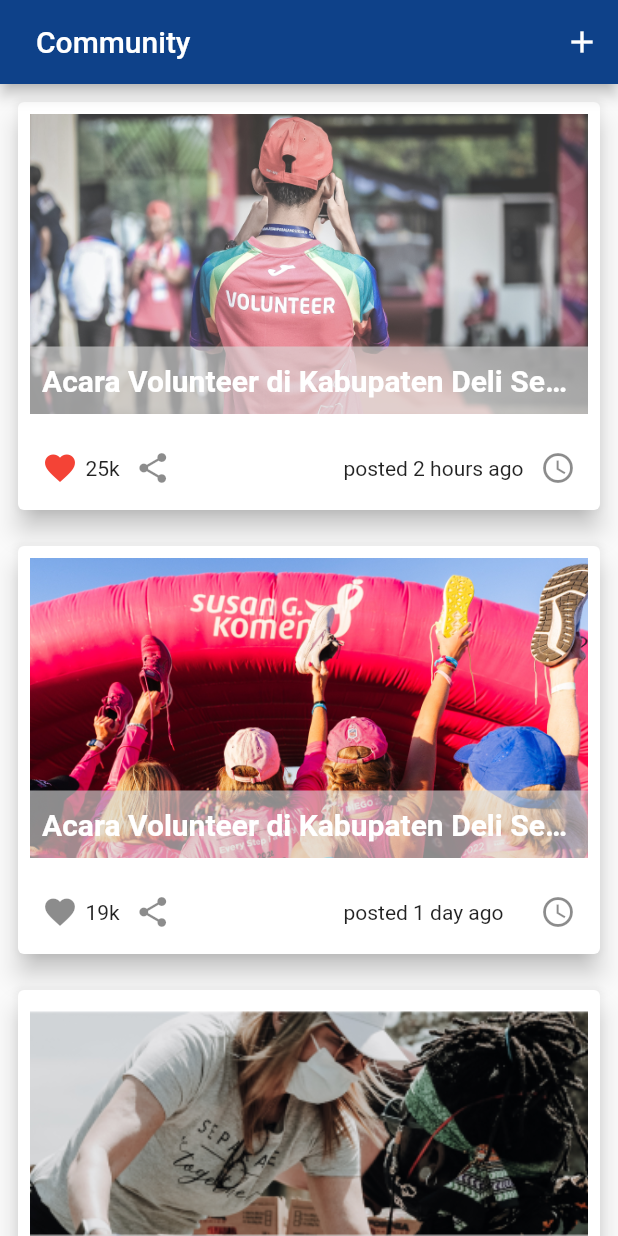
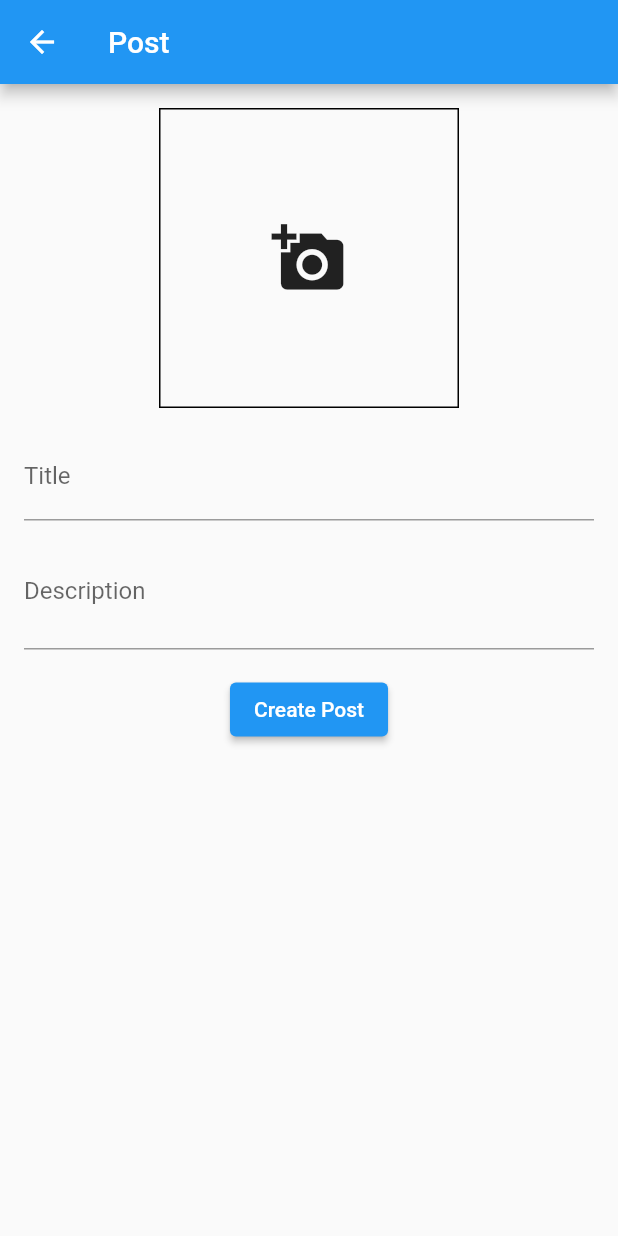
Before and after one commit to JuliannLee/Eyes-Up, a Flutter app: the CommunityVolu screen opened directly, after a tap on the "add" icon, on a phone screen of 412 x 824 dp. Run offline on Flutter 3.47's test engine with Material 2 defaults, Android fonts, the phone set to English and light mode, and no system bars; our stand-ins replace audioplayers, camera, flutter_svg, flutter_vector_icons, font_awesome_flutter, get and 3 more; missing offline and left inert: language_picker; accounts and stored records are empty.

Commit message:
tambah backend community volunteer

```diff
--- a/lib/view/community.volun.dart
+++ b/lib/view/community.volun.dart
@@ -1,253 +1,224 @@
-// ignore_for_file: use_key_in_widget_constructors
+import 'dart:io';
+import 'dart:convert';
+import 'package:flutter/material.dart';
+import 'package:image_picker/image_picker.dart';
+import 'package:shared_preferences/shared_preferences.dart';
 
-import 'package:flutter/material.dart';
-import 'package:p01/utils/global.colors.dart';
+class CommunityVolu extends StatefulWidget {
+  const CommunityVolu({Key? key}) : super(key: key);
 
-class CommunityVolu extends StatelessWidget {
+  @override
+  _CommunityVoluState createState() => _CommunityVoluState();
+}
+
+class _CommunityVoluState extends State<CommunityVolu> {
+  List<Map<String, dynamic>> posts = [];
+
+  @override
+  void initState() {
+    super.initState();
+    loadPostData();
+  }
+
+  @override
+  void didChangeDependencies() {
+    super.didChangeDependencies();
+    // Reload post data when the screen is resumed (e.g., when returning from Posting)
+    loadPostData();
+  }
+
+  Future<void> loadPostData() async {
+    final prefs = await SharedPreferences.getInstance();
+    final jsonData = prefs.getString('posts');
+
+    if (jsonData != null) {
+      final List<dynamic> dataList = json.decode(jsonData);
+
+      final List<Map<String, dynamic>> loadedPosts = dataList
+          .map((data) {
+            if (data['image'] is String) {
+              data['image'] = File(data['image']);
+            }
+            return Map<String, dynamic>.from(data);
+          })
+          .cast<Map<String, dynamic>>()
+          .toList();
+
+      setState(() {
+        posts = loadedPosts;
+      });
+    }
+  }
+
+  Future<void> savePostData() async {
+    final prefs = await SharedPreferences.getInstance();
+    final List<Map<String, dynamic>> dataToSave = posts.map((post) {
+      if (post['image'] != null && post['image'] is File) {
+        post['image'] = (post['image'] as File).path;
+      }
+      return post;
+    }).toList();
+    final jsonData = json.encode(dataToSave);
+    await prefs.setString('posts', jsonData);
+  }
+
   @override
   Widget build(BuildContext context) {
     return Scaffold(
       appBar: AppBar(
-          backgroundColor: GlobalColors.mainColor,
-          title: Container(
-            padding: const EdgeInsets.all(8),
-            child: const Text('Community'),
+        title: Text('Community'),
+        backgroundColor: Colors.blue,
       ),
-          actions: [
-            IconButton(onPressed: (() {}), icon: const Icon(Icons.add))
-          ],
+      body: posts.isEmpty
+          ? Center(
+              child: Text(
+                'No posts to display',
+                style: TextStyle(
+                  fontSize: 18,
+                  fontWeight: FontWeight.bold,
                 ),
-        body: SingleChildScrollView(
-            child: SafeArea(
+              ),
+            )
+          : ListView.builder(
+              itemCount: posts.length,
+              itemBuilder: (context, index) {
+                final post = posts[index];
+                final image = post['image'];
+                final title = post['title'];
+                final description = post['description'];
+
+                if (image != null && image is File) {
+                  return Padding(
+                    padding: const EdgeInsets.all(8.0),
+                    child: Card(
                       child: Column(
-          mainAxisAlignment: MainAxisAlignment.start,
                         children: [
+                          Image.file(image),
+                          if (title != null && title.isNotEmpty)
                             Padding(
                               padding: const EdgeInsets.all(8.0),
-              child: Card(
-                elevation: 7,
-                child: Column(
-                  crossAxisAlignment: CrossAxisAlignment.start,
-                  children: [
-                    Padding(
-                        padding: const EdgeInsets.all(8.0),
-                        child: Stack(
-                          alignment: Alignment.bottomLeft,
-                          clipBehavior: Clip.antiAlias,
-                          children: [
-                            Container(
-                              width: double.infinity,
-                              height: 200,
-                              decoration: const BoxDecoration(
-                                image: DecorationImage(
-                                  image: AssetImage('assets/images/thumb1.png'),
-                                  fit: BoxFit.cover,
+                              child: Text(
+                                title,
+                                style: TextStyle(
+                                  fontSize: 18,
+                                  fontWeight: FontWeight.bold,
                                 ),
                               ),
                             ),
-                            Container(
-                              alignment: Alignment.centerLeft,
-                              width: double.infinity,
-                              height: 45,
-                              color: const Color.fromARGB(161, 217, 217, 217),
-                              child: const Padding(
-                                padding: EdgeInsets.all(8.0),
-                                child: Text(
-                                  overflow: TextOverflow.ellipsis,
-                                  'Acara Volunteer di Kabupaten Deli Serdang',
-                                  style: TextStyle(
-                                      fontWeight: FontWeight.bold,
-                                      fontSize: 20,
-                                      color:
-                                          Color.fromARGB(255, 255, 255, 255)),
+                          if (description != null && description.isNotEmpty)
+                            Padding(
+                              padding: const EdgeInsets.all(8.0),
+                              child: Text(description),
                             ),
-                              ),
-                            )
-                          ],
-                        )),
-                    ListTile(
-                      leading: SizedBox(
-                        width: 100,
-                        child: Row(
-                          children: const [
-                            Icon(
-                              Icons.favorite,
-                              color: Colors.red,
-                            ),
-                            SizedBox(
-                              width: 5,
-                            ),
-                            Text("25k"),
-                            SizedBox(
-                              width: 10,
-                            ),
-                            Icon(Icons.share),
                         ],
                       ),
                     ),
-                      trailing: SizedBox(
-                          width: 155,
-                          child: Row(
-                            mainAxisAlignment: MainAxisAlignment.spaceBetween,
-                            children: const [
-                              Text("posted 2 hours ago"),
-                              Icon(Icons.access_time)
-                            ],
-                          )),
-                    )
+                  );
+                }
+                return Container();
+              },
+            ),
+      floatingActionButton: FloatingActionButton(
+        onPressed: () async {
+          final Map<String, dynamic>? returnedPostData = await Navigator.push(
+            context,
+            MaterialPageRoute(
+              builder: (context) => Posting(),
+            ),
+          );
+
+          if (returnedPostData != null) {
+            setState(() {
+              posts.add(returnedPostData);
+            });
+            savePostData(); // Save the updated posts list
+          }
+        },
+        child: Icon(Icons.add),
+        backgroundColor: Colors.blue,
+      ),
+    );
+  }
+}
+
+
+class Posting extends StatefulWidget {
+  const Posting({Key? key}) : super(key: key);
+
+  @override
+  State<Posting> createState() => _PostingState();
+}
+
+class _PostingState extends State<Posting> {
+  TextEditingController titleController = TextEditingController();
+  TextEditingController descriptionController = TextEditingController();
+  File? selectedImage; // Store the image path as a String
+
+  Future<void> _selectImage() async {
+    final imagePicker = ImagePicker();
+    final pickedImage = await imagePicker.getImage(source: ImageSource.gallery);
+
+    if (pickedImage != null) {
+      setState(() {
+        selectedImage = File(pickedImage.path); // Store the image as a File
+      });
+    }
+  }
+
+  @override
+  Widget build(BuildContext context) {
+    return Scaffold(
+      appBar: AppBar(
+        title: Text('Post'),
+        backgroundColor: Colors.blue,
+      ),
+      body: Padding(
+        padding: const EdgeInsets.all(16.0),
+        child: Column(
+          children: <Widget>[
+            GestureDetector(
+              onTap: _selectImage,
+              child: Container(
+                width: 200.0,
+                height: 200.0,
+                decoration: BoxDecoration(
+                  border: Border.all(color: Colors.black),
+                ),
+                child: selectedImage != null
+                    ? Image.file(selectedImage!, fit: BoxFit.cover)
+                    : Icon(Icons.add_a_photo, size: 50.0),
+              ),
+            ),
+            SizedBox(height: 16.0),
+            TextFormField(
+              controller: titleController,
+              decoration: InputDecoration(labelText: 'Title'),
+            ),
+            SizedBox(height: 8.0),
+            TextFormField(
+              controller: descriptionController,
+              decoration: InputDecoration(labelText: 'Description'),
+              maxLines: 2,
+            ),
+            SizedBox(height: 16.0),
+            ElevatedButton(
+              onPressed: () {
+                final title = titleController.text;
+                final description = descriptionController.text;
+
+                final postMap = {
+                  'image': selectedImage, // Use the stored image as a File
+                  'title': title,
+                  'description': description,
+                };
+
+                Navigator.pop(context, postMap); // Pass postMap back to the previous screen
+              },
+              child: Text('Create Post'),
+            ),
           ],
         ),
       ),
-            ),
-            Padding(
-              padding: const EdgeInsets.all(8.0),
-              child: Card(
-                elevation: 7,
-                child: Column(
-                  crossAxisAlignment: CrossAxisAlignment.start,
-                  children: [
-                    Padding(
-                        padding: const EdgeInsets.all(8.0),
-                        child: Stack(
-                          alignment: Alignment.bottomLeft,
-                          clipBehavior: Clip.antiAlias,
-                          children: [
-                            Container(
-                              width: double.infinity,
-                              height: 200,
-                              decoration: const BoxDecoration(
-                                image: DecorationImage(
-                                  image: AssetImage('assets/images/thumb2.png'),
-                                  fit: BoxFit.cover,
-                                ),
-                              ),
-                            ),
-                            Container(
-                              alignment: Alignment.centerLeft,
-                              width: double.infinity,
-                              height: 45,
-                              color: const Color.fromARGB(161, 217, 217, 217),
-                              child: const Padding(
-                                padding: EdgeInsets.all(8.0),
-                                child: Text(
-                                  overflow: TextOverflow.ellipsis,
-                                  'Acara Volunteer di Kabupaten Deli Serdang',
-                                  style: TextStyle(
-                                      fontWeight: FontWeight.bold,
-                                      fontSize: 20,
-                                      color:
-                                          Color.fromARGB(255, 255, 255, 255)),
-                                ),
-                              ),
-                            )
-                          ],
-                        )),
-                    ListTile(
-                      leading: SizedBox(
-                        width: 100,
-                        child: Row(
-                          children: const [
-                            Icon(Icons.favorite),
-                            SizedBox(
-                              width: 5,
-                            ),
-                            Text("19k"),
-                            SizedBox(
-                              width: 10,
-                            ),
-                            Icon(Icons.share),
-                          ],
-                        ),
-                      ),
-                      trailing: SizedBox(
-                          width: 155,
-                          child: Row(
-                            mainAxisAlignment: MainAxisAlignment.spaceBetween,
-                            children: const [
-                              Text("posted 1 day ago"),
-                              Icon(Icons.access_time)
-                            ],
-                          )),
-                    )
-                  ],
-                ),
-              ),
-            ),
-            Padding(
-              padding: const EdgeInsets.all(8.0),
-              child: Card(
-                elevation: 7,
-                child: Column(
-                  crossAxisAlignment: CrossAxisAlignment.start,
-                  children: [
-                    Padding(
-                        padding: const EdgeInsets.all(8.0),
-                        child: Stack(
-                          alignment: Alignment.bottomLeft,
-                          clipBehavior: Clip.antiAlias,
-                          children: [
-                            Container(
-                              width: double.infinity,
-                              height: 200,
-                              decoration: const BoxDecoration(
-                                image: DecorationImage(
-                                  image: AssetImage('assets/images/thumb3.png'),
-                                  fit: BoxFit.cover,
-                                ),
-                              ),
-                            ),
-                            Container(
-                              alignment: Alignment.centerLeft,
-                              width: double.infinity,
-                              height: 45,
-                              color: const Color.fromARGB(161, 217, 217, 217),
-                              child: const Padding(
-                                padding: EdgeInsets.all(8.0),
-                                child: Text(
-                                  overflow: TextOverflow.ellipsis,
-                                  'Acara Amal di Dallas, Amerika',
-                                  style: TextStyle(
-                                      fontWeight: FontWeight.bold,
-                                      fontSize: 20,
-                                      color:
-                                          Color.fromARGB(255, 255, 255, 255)),
-                                ),
-                              ),
-                            )
-                          ],
-                        )),
-                    ListTile(
-                      leading: SizedBox(
-                        width: 100,
-                        child: Row(
-                          children: const [
-                            Icon(Icons.favorite),
-                            SizedBox(
-                              width: 5,
-                            ),
-                            Text("18k"),
-                            SizedBox(
-                              width: 10,
-                            ),
-                            Icon(Icons.share),
-                          ],
-                        ),
-                      ),
-                      trailing: SizedBox(
-                          width: 155,
-                          child: Row(
-                            mainAxisAlignment: MainAxisAlignment.spaceBetween,
-                            children: const [
-                              Text("posted 1 day ago"),
-                              Icon(Icons.access_time)
-                            ],
-                          )),
-                    )
-                  ],
-                ),
-              ),
-            ),
-          ],
-        ))));
+    );
   }
 }
--- a/pubspec.yaml
+++ b/pubspec.yaml
@@ -45,6 +45,8 @@ dependencies:
   random_string: ^2.3.1
   google_fonts: ^4.0.4
   audioplayers: ^4.1.0
+  shared_preferences: ^2.2.1
+  image_picker: ^0.8.5+3
 
   flutter_localizations:
     sdk: flutter
```
Also changed, not shown: pubspec.lock, 5 other files. Lines whose indentation alone changed are shown as unchanged.
